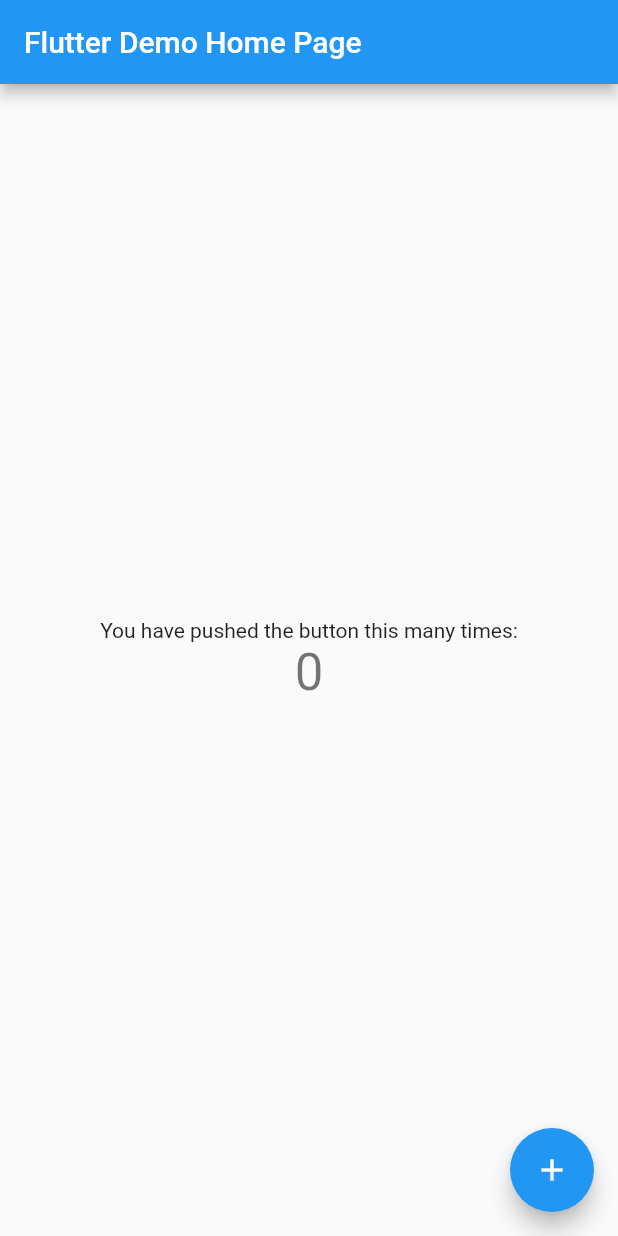
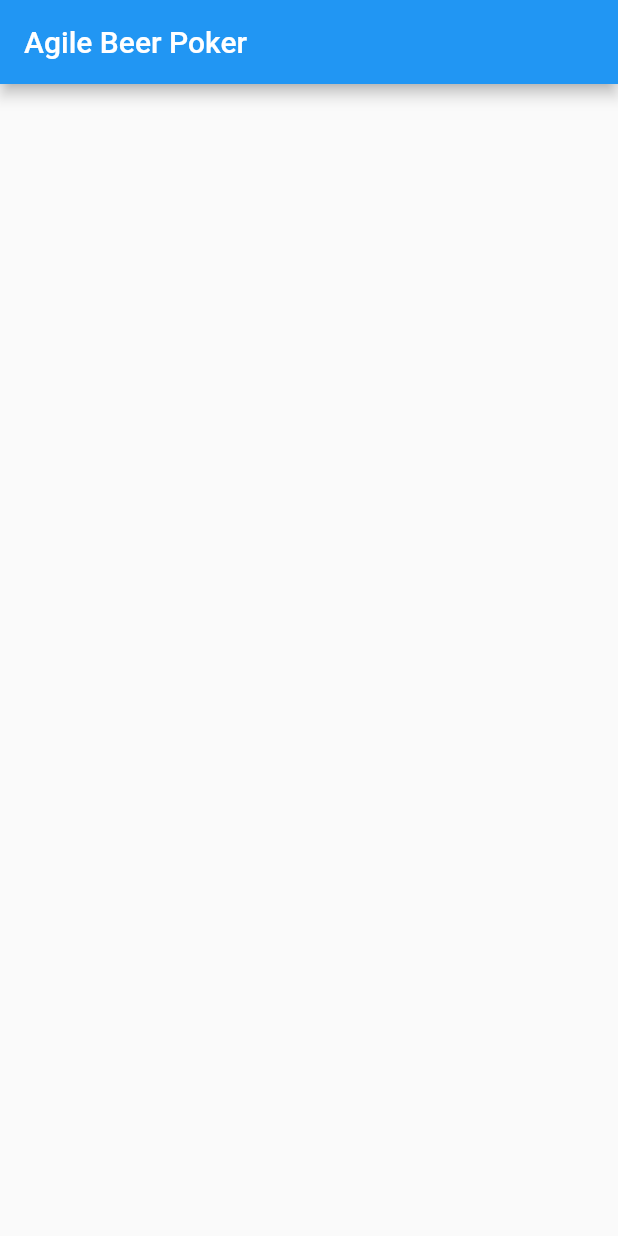
Before and after one commit to shadowframe/agilpoker, a Flutter app: the screen it shows after launch, on a phone screen of 412 x 824 dp. Run offline on Flutter 3.47's test engine with Material 2 defaults, Android fonts, the light colour scheme and no system bars.

Commit message:
Anwendung entschlackt

```diff
--- a/lib/main.dart
+++ b/lib/main.dart
@@ -20,7 +20,7 @@
         // is not restarted.
         primarySwatch: Colors.blue,
       ),
-      home: MyHomePage(title: 'Flutter Demo Home Page'),
+      home: MyHomePage(title: 'Agile Beer Poker'),
     );
   }
 }
@@ -90,22 +90,8 @@
           // axis because Columns are vertical (the cross axis would be
           // horizontal).
           mainAxisAlignment: MainAxisAlignment.center,
-          children: <Widget>[
-            Text(
-              'You have pushed the button this many times:',
-            ),
-            Text(
-              '$_counter',
-              style: Theme.of(context).textTheme.display1,
-            ),
-          ],
         ),
       ),
-      floatingActionButton: FloatingActionButton(
-        onPressed: _incrementCounter,
-        tooltip: 'Increment',
-        child: Icon(Icons.add),
-      ), // This trailing comma makes auto-formatting nicer for build methods.
     );
   }
 }
```
